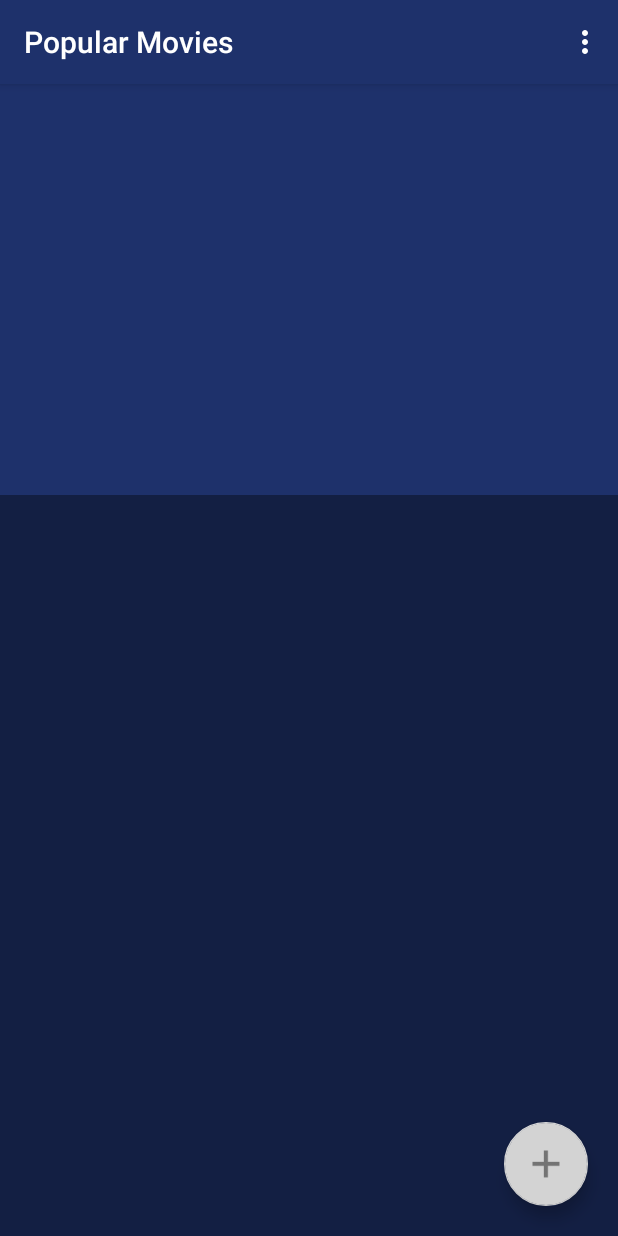
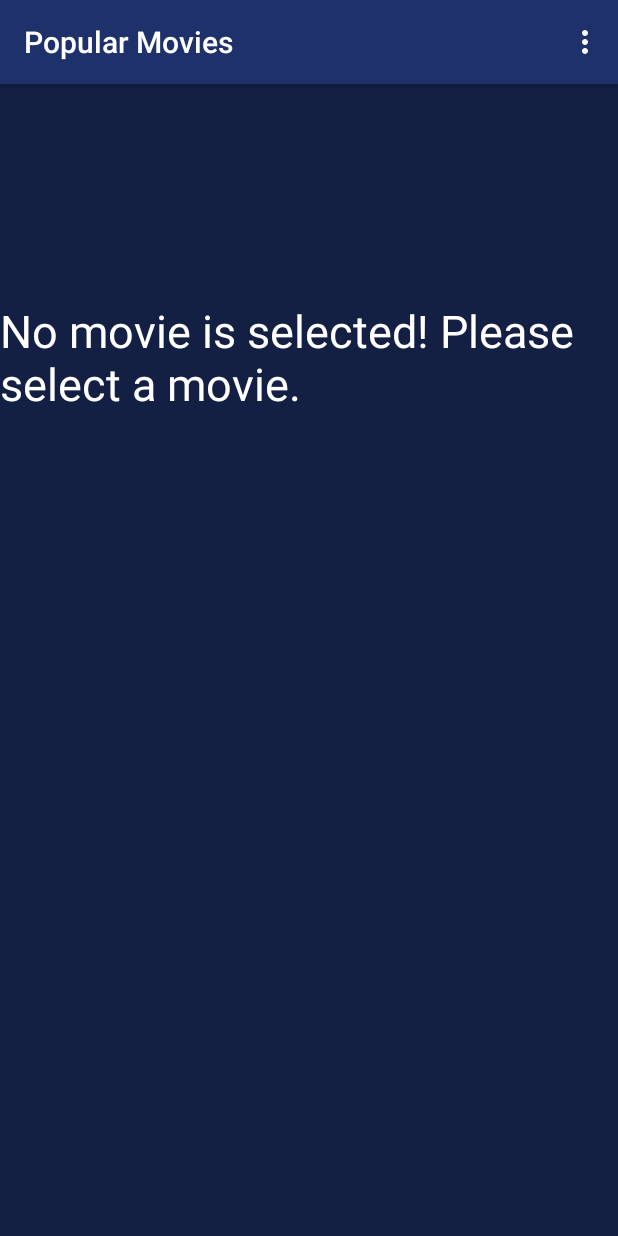
Before and after one commit to Abisharma/Popular-Movies, an Android app: the fragment MovieDetailFragment placed in its activity, on a phone screen of 412 x 824 dp. Run offline under Robolectric (Android 15) with nearby library versions, the light colour scheme and no system bars; our stand-ins replace Volley; libraries missing offline, so code that uses them is left out: com.oguzdev.circularfloatingactionmenu; network calls fail; pictures from the network do not load; 1 statement that could not run was skipped.

Commit message:
Stage 2- Complete

```diff
--- a/app/src/main/java/com/example/ekta/popularmovies/Fragments/MovieDetailFragment.java
+++ b/app/src/main/java/com/example/ekta/popularmovies/Fragments/MovieDetailFragment.java
@@ -15,6 +15,7 @@ import android.view.LayoutInflater;
 import android.view.View;
 import android.view.ViewGroup;
 import android.widget.ImageView;
+import android.widget.TextView;
 import android.widget.Toast;
 
 import static com.example.ekta.popularmovies.utilities.Constants.*;
@@ -86,6 +87,7 @@ public class MovieDetailFragment extends Fragment {
     FloatingActionButton fab;
     DbHelper dbHelper;
     String dataShare;
+    TextView emptyView;
     ImageView iv_share;
     Boolean inDatabase=false;
     private ArrayList<String> mTrailerInfo = new ArrayList<>();
@@ -94,18 +96,20 @@ public class MovieDetailFragment extends Fragment {
     public View onCreateView(LayoutInflater inflater, ViewGroup container,
                              Bundle savedInstanceState) {
         View view = inflater.inflate(R.layout.fragment_movie_deatil, container, false);
-       if(!getArguments().getString("stringId").equals("0"))
+        mRecyclerView = (RecyclerView) view.findViewById(R.id.recyclerView_movie_detail);
+        emptyView= (TextView) view.findViewById(R.id.emptyView);
+        movieImage = (ImageView) view.findViewById(R.id.ivMovieImage);
+        fab = (FloatingActionButton) view.findViewById(R.id.fab);
+       if(!getArguments().getString("stringId").equals("-1"))
        {
-            mRecyclerView = (RecyclerView) view.findViewById(R.id.recyclerView_movie_detail);
+            emptyView.setVisibility(View.INVISIBLE);
             mLayoutManager = new LinearLayoutManager(activity);
             mRecyclerView.setLayoutManager(mLayoutManager);
             imageBack = (ImageView) view.findViewById(R.id.ivBack);
-            fab = (FloatingActionButton) view.findViewById(R.id.fab);
             mLayoutManager = new LinearLayoutManager(activity);
             movie = new Movie();
             volleySingleton = VolleySingleton.getInstance(getActivity());
             requestQueue = volleySingleton.getmRequestQueue();
-            movieImage = (ImageView) view.findViewById(R.id.ivMovieImage);
             imageLoader = volleySingleton.getmImageLoader();
             movieID = getArguments().getString("stringId");
             urlSelf = getArguments().getString("urlSelf");
@@ -117,9 +121,9 @@ public class MovieDetailFragment extends Fragment {
             });
             fragmentValue = getArguments().getString("fragment");
 
-           ImageView icon = new ImageView(this.activity);
+           ImageView icon = new ImageView(getActivity());
            icon.setImageResource(R.mipmap.ic_more);
-           SubActionButton.Builder itemBuilder = new SubActionButton.Builder(this.activity);
+           SubActionButton.Builder itemBuilder = new SubActionButton.Builder(getActivity());
            iv_like = new ImageView(getActivity());
            if (!inDatabase)
                iv_like.setImageResource(R.drawable.like_hollow_heart);
@@ -136,7 +140,6 @@ public class MovieDetailFragment extends Fragment {
                 fab.setVisibility(View.INVISIBLE);
                 actionMenu = new FloatingActionMenu.Builder(this.activity)
                         .addSubActionView(button1)
-                        .addSubActionView(button2)
                         .attachTo(fab)
                         .build();
                 fab.setVisibility(View.VISIBLE);
@@ -193,22 +196,34 @@ public class MovieDetailFragment extends Fragment {
                 iv_like.setImageResource(R.drawable.like_hollow_heart);
 
             inDatabase(movieID);
+
         }
+       else
+       {  emptyView.setVisibility(View.VISIBLE);
+           mRecyclerView.setVisibility(View.INVISIBLE);
+           movieImage.setVisibility(View.INVISIBLE);
+           fab.setVisibility(View.INVISIBLE);
+       }
         return view;
     }
 
+    @Override
+    public void onDestroyView() {
+        super.onDestroyView();
+        if(!getArguments().getString("stringId").equals("-1"))
+        actionMenu.close(true);
+    }
 
     @Override
     public void onStop() {
         super.onStop();
-
+        fab.setVisibility(View.INVISIBLE);
     }
 
     @Override
     public void onAttach(Activity activity) {
         super.onAttach(activity);
         this.activity = activity;
-        mContext=activity;
     }
 
     @Override
--- a/app/src/main/java/com/example/ekta/popularmovies/activities/MainActivity.java
+++ b/app/src/main/java/com/example/ekta/popularmovies/activities/MainActivity.java
@@ -61,11 +61,13 @@ if(fav==false) {
                 .commit();
     }
 }
-      if(findViewById(R.id.movie_detail_container2)!=null) {
-            twoPane=true;
-            String movieID="271110",urlSelf,fragment="popular";
+        if(savedInstanceState==null) {
+            if (findViewById(R.id.movie_detail_container2) != null) {
+                twoPane = true;
 
-                Bundle bundle1 =new Bundle();
+                String movieID = "-1", urlSelf, fragment = "popular";
+
+                Bundle bundle1 = new Bundle();
                 bundle1.putString("stringId", movieID);
                 bundle1.putString("fragment", fragment);
                 MovieDetailFragment movieDetail;
@@ -75,6 +77,7 @@ if(fav==false) {
                         .replace(R.id.movie_detail_container2, movieDetail)
                         .commit();
 
+            }
         }
 
     }
--- a/app/src/main/res/layout/fragment_movie_deatil.xml
+++ b/app/src/main/res/layout/fragment_movie_deatil.xml
@@ -10,6 +10,7 @@
         android:id="@+id/recyclerView_movie_detail"
         android:layout_width="match_parent"
         android:layout_height="match_parent"
+        android:background="@color/colorPrimaryDark"
         app:layout_behavior="@string/appbar_scrolling_view_behavior" />
 
     <android.support.design.widget.AppBarLayout
@@ -38,6 +39,7 @@
 
 
             <RelativeLayout
+                android:background="@color/colorPrimaryDark"
                 android:layout_width="match_parent"
                 android:layout_height="wrap_content">
 
@@ -58,6 +60,15 @@
                     android:padding="3dp"
                     android:src="@drawable/ic_action_name"
                     app:layout_collapseMode="pin" />
+                <TextView
+                    android:layout_width="wrap_content"
+                    android:layout_height="wrap_content"
+                    android:text="@string/emptyString"
+                    android:id="@+id/emptyView"
+                    android:textColor="@color/colorWhite"
+                    android:textSize="30sp"
+                    android:layout_centerHorizontal="true"
+                    android:layout_marginTop="200sp"/>
             </RelativeLayout>
         </android.support.design.widget.CollapsingToolbarLayout>
 
--- a/app/src/main/res/values/colors.xml
+++ b/app/src/main/res/values/colors.xml
@@ -2,7 +2,7 @@
 <resources>
     <color name="colorPrimary">#1e316b</color>
     <color name="colorPrimaryDark">#131f43</color>
-    <color name="colorAccent">#d3d3d3</color>
+    <color name="colorAccent">#5F9EA0</color>
     <color name="colorWhite">#FFFFFF</color>
     <color name="colorBlack">#000000</color>
 </resources>
--- a/app/src/main/res/values/strings.xml
+++ b/app/src/main/res/values/strings.xml
@@ -30,5 +30,6 @@
 
     </string-array>
     <string name="Favourite"> Favourite</string>
+    <string name="emptyString">No movie is selected! Please select a movie.</string>
 
 </resources>
```
